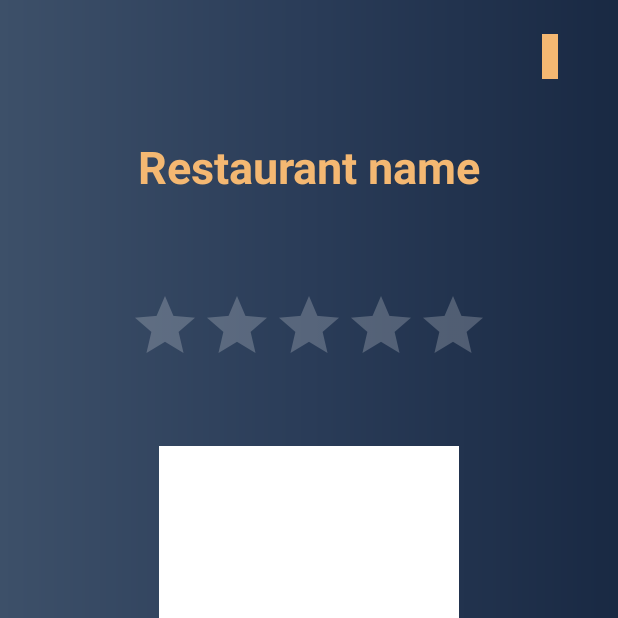
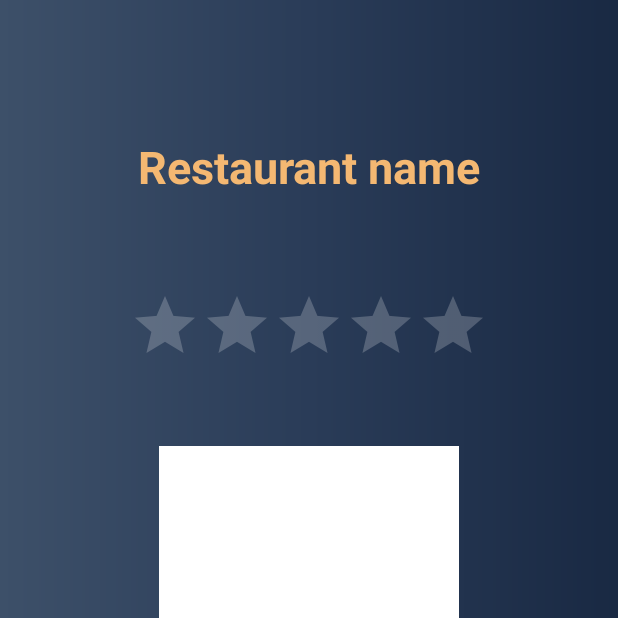
Before and after one commit to Oana-Ivan/Android-app-Fast-and-Feast, an Android app: the RestaurantAddReview screen opened directly, with no data from a screen before it, on a phone screen of 412 x 824 dp, the top half of it. Run offline under Robolectric (Android 15) with nearby library versions, the phone set to English and light mode, and no system bars.

Commit message:
Changed Add Review

```diff
--- a/app/src/main/java/com/example/android_app_fast_and_feast/RestaurantAddReview.java
+++ b/app/src/main/java/com/example/android_app_fast_and_feast/RestaurantAddReview.java
@@ -49,10 +49,5 @@ public class RestaurantAddReview extends AppCompatActivity {
                 startActivity(intent);
             }
         });
-
-        SharedPreferences sharedPreferences = getSharedPreferences(UserPREFERENCES, Context.MODE_PRIVATE);
-        String username = sharedPreferences.getString(Username, "");
-        TextView usernameTV = findViewById(R.id.username);
-        usernameTV.setText(username);
     }
 }
--- a/app/src/main/res/layout/activity_restaurant_add_review.xml
+++ b/app/src/main/res/layout/activity_restaurant_add_review.xml
@@ -6,18 +6,6 @@
     android:layout_height="match_parent"
     android:background="@drawable/gradient"
     tools:context=".RestaurantAddReview">
-
-    <fragment
-        android:id="@+id/fragment_username"
-        android:name="com.example.android_app_fast_and_feast.UsernameFragment"
-        android:layout_width="wrap_content"
-        android:layout_height="wrap_content"
-
-        app:layout_constraintBottom_toTopOf="@+id/restaurant_name_review"
-        app:layout_constraintEnd_toEndOf="parent"
-        app:layout_constraintHorizontal_bias="0.9"
-        app:layout_constraintStart_toStartOf="parent"
-        app:layout_constraintTop_toTopOf="parent" />
 
     <TextView
         android:id="@+id/restaurant_name_review"
```
